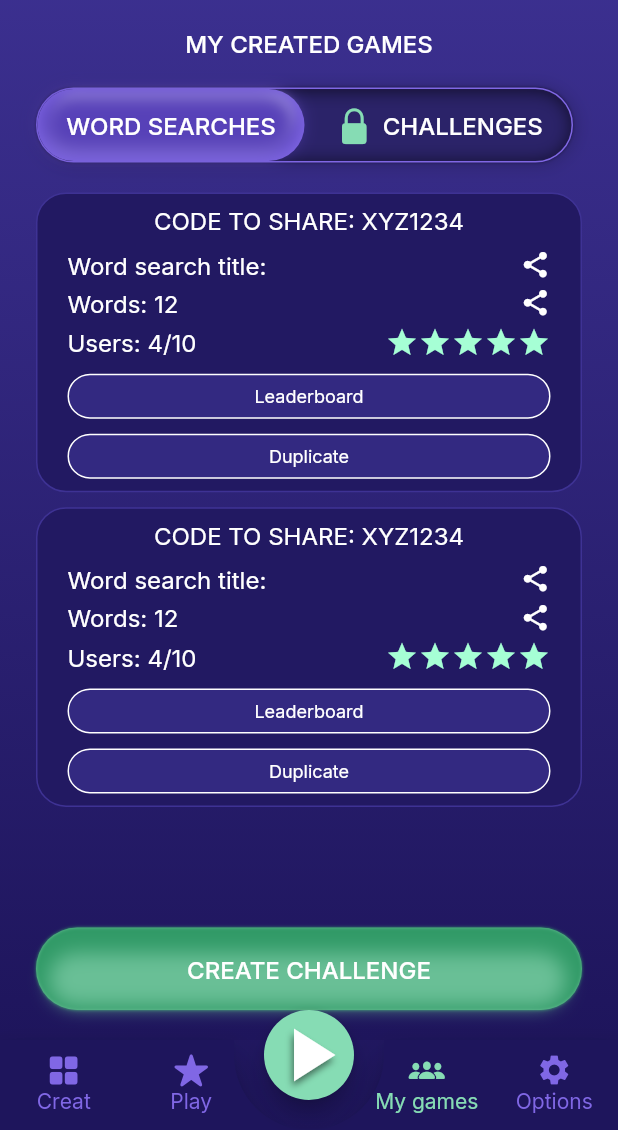
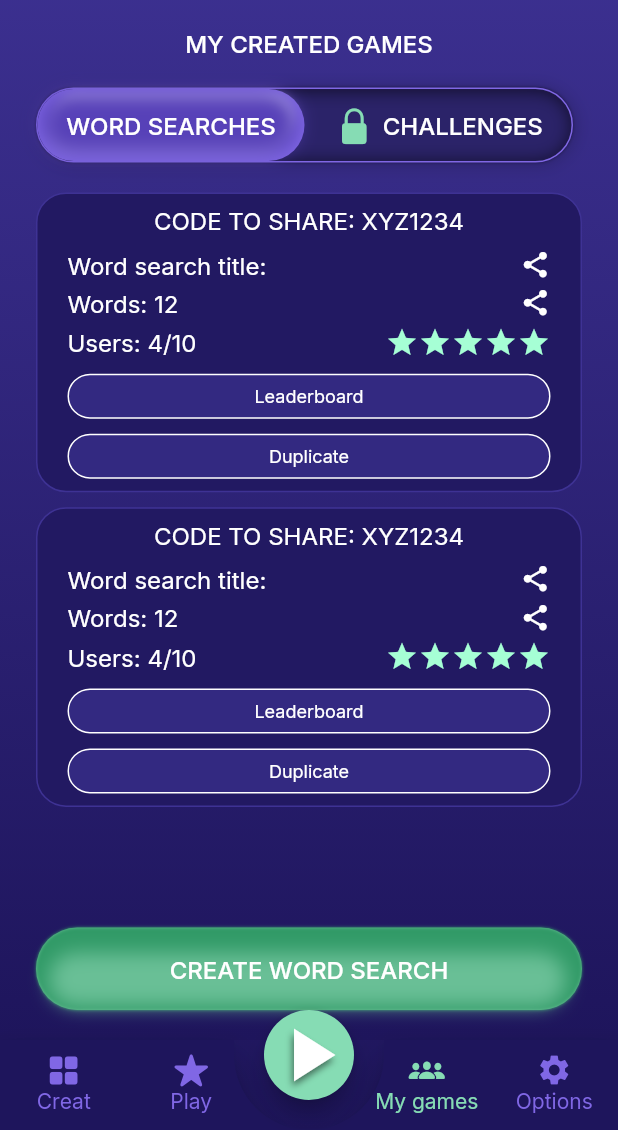
Before and after one commit to bhaskarblur/Wercos-Crossword-App, a Flutter app: the screen it shows after launch, item 3 of the bottom bar chosen, on a phone screen of 412 x 824 dp, the part 106-1236 px from its top. Run offline on Flutter 3.47's test engine with Material 2 defaults, Android fonts, the phone set to English and light mode, and no system bars; drawn by our look-alikes of animated_bottom_navigation_bar, flutter_rating_bar; our stand-ins replace flutter_inset_box_shadow, google_fonts, step_progress_indicator.

Commit message:
shadow button name changed

```diff
--- a/lib/views/my_games_page.dart
+++ b/lib/views/my_games_page.dart
@@ -62,7 +62,7 @@ class MyGamesPage extends StatelessWidget {
             child: ShadowButton(  fillColors: [
               AllColors.semiLiteGreen,
               AllColors.shineGreen
-            ],onPressed: () {  }, title: 'CREATE CHALLENGE',),
+            ],onPressed: () {  }, title: 'CREATE WORD SEARCH',),
           ),
           floatingActionButtonLocation: FloatingActionButtonLocation.centerDocked,
         ));
```
